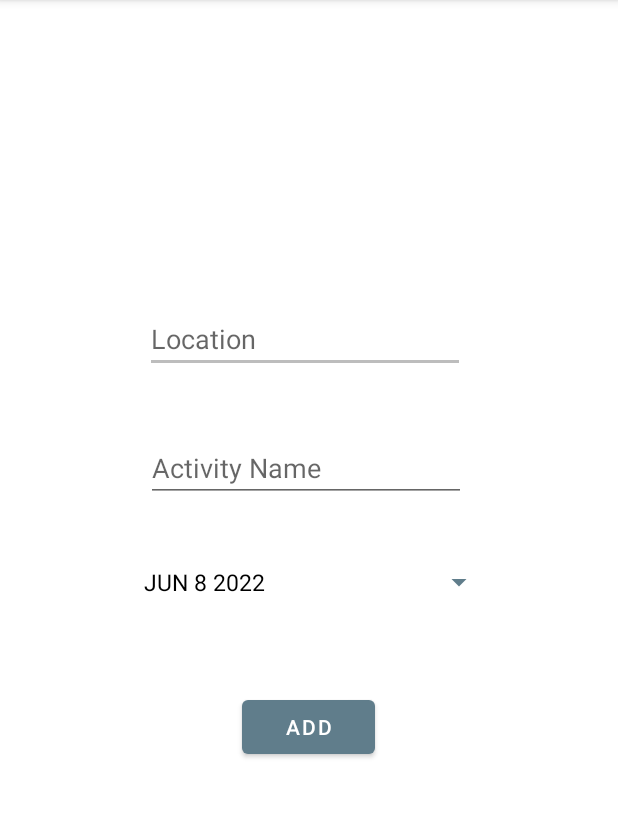
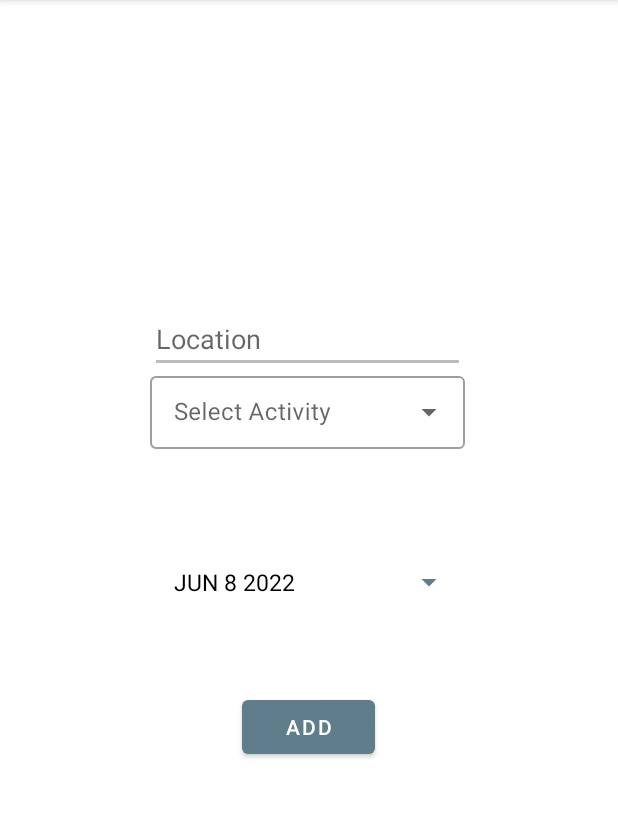
Before and after one commit to DruSadeMumba/Outdoorsie, an Android app: the AddActivity screen opened directly, with no data from a screen before it, on a phone screen of 412 x 824 dp, the part 84-902 px from its top. Run offline under Robolectric (Android 15) with nearby library versions, the phone set to English and light mode, and no system bars; our stand-ins replace ButterKnife; Roboto replaces fonts that are not available here.

Commit message:
Change activity input to autocomplete text view

```diff
--- a/app/src/main/res/layout/activity_add.xml
+++ b/app/src/main/res/layout/activity_add.xml
@@ -9,10 +9,13 @@
 
     <EditText
         android:id="@+id/editTextLocationName"
+        style=""
         android:layout_width="wrap_content"
         android:layout_height="wrap_content"
+        android:layout_alignParentStart="true"
         android:layout_alignParentEnd="true"
         android:layout_alignParentBottom="true"
+        android:layout_marginStart="100dp"
         android:layout_marginEnd="102dp"
         android:layout_marginBottom="519dp"
         android:ems="10"
@@ -20,26 +23,41 @@
         android:inputType="textPersonName"
         tools:ignore="TouchTargetSizeCheck" />
 
-    <EditText
-        android:id="@+id/editTextActivityName"
-        android:layout_width="wrap_content"
+    <com.google.android.material.textfield.TextInputLayout
+        style="@style/Widget.MaterialComponents.TextInputLayout.OutlinedBox.Dense.ExposedDropdownMenu"
+        android:layout_width="match_parent"
         android:layout_height="wrap_content"
+        android:layout_alignParentTop="true"
         android:layout_alignParentEnd="true"
         android:layout_alignParentBottom="true"
-        android:layout_marginEnd="101dp"
+        android:layout_marginTop="245dp"
+        android:layout_marginEnd="102dp"
+        android:layout_marginStart="100dp"
         android:layout_marginBottom="433dp"
-        android:ems="10"
-        android:hint="@string/activity_name"
-        android:inputType="textPersonName" />
+        android:hint="@string/select_activity"
+        app:layout_constraintBottom_toBottomOf="parent"
+        app:layout_constraintEnd_toEndOf="parent"
+        app:layout_constraintStart_toStartOf="parent"
+        app:layout_constraintTop_toBottomOf="@+id/editTextLocationName"
+        app:layout_constraintVertical_bias="0.13">
+
+        <AutoCompleteTextView
+            android:id="@+id/editTextActivityName"
+            android:layout_width="match_parent"
+            android:layout_height="wrap_content"
+            android:inputType="none" />
+    </com.google.android.material.textfield.TextInputLayout>
 
     <Button
         android:id="@+id/datePickerButton"
         style="?android:spinnerStyle"
         android:layout_width="250dp"
         android:layout_height="wrap_content"
+        android:layout_alignParentStart="true"
         android:layout_alignParentEnd="true"
         android:layout_alignParentBottom="true"
-        android:layout_marginEnd="82dp"
+        android:layout_marginStart="100dp"
+        android:layout_marginEnd="102dp"
         android:layout_marginBottom="356dp"
         android:ems="10"
         android:hint="@string/date"
--- a/app/src/main/res/values/strings.xml
+++ b/app/src/main/res/values/strings.xml
@@ -17,4 +17,6 @@
     <string name="add">Add</string>
     <string name="activity_name">Activity Name</string>
     <string name="location">Location</string>
+    <string name="select_city">Select City</string>
+    <string name="select_activity">Select Activity</string>
 </resources>
```
